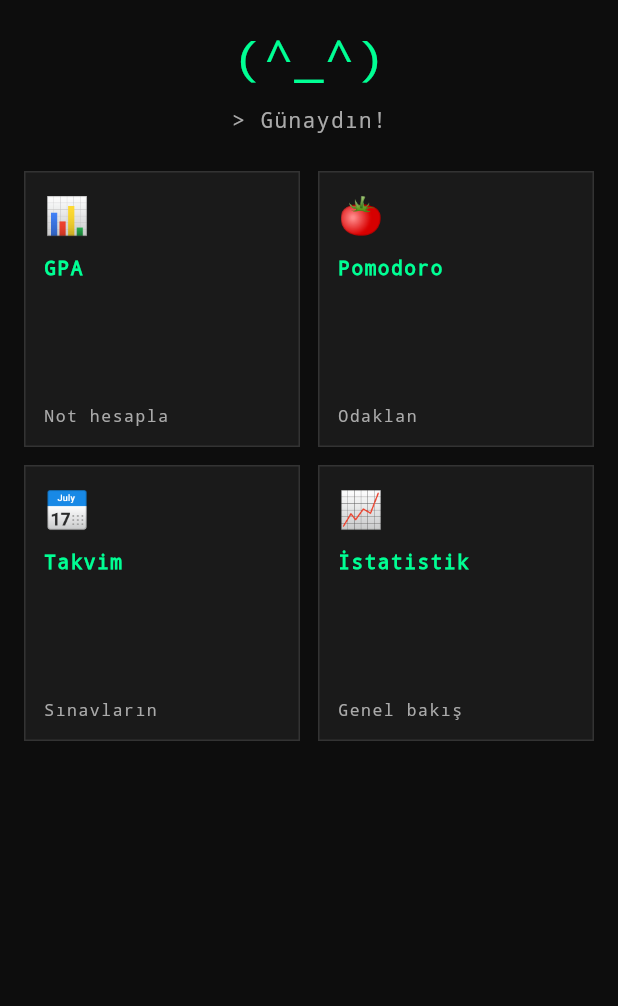
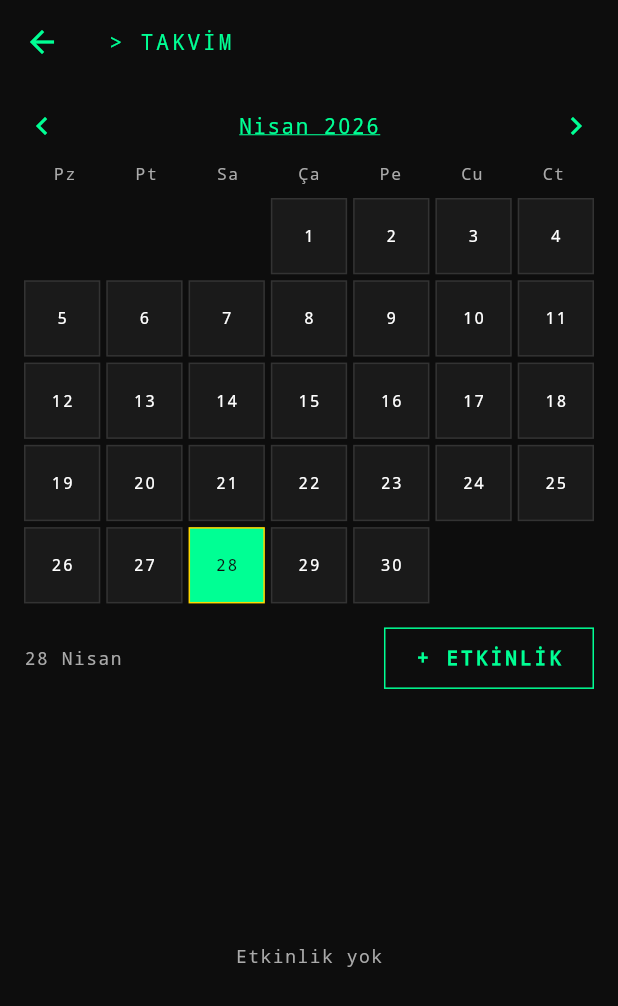
Before and after one commit to haktangur/UniApp, a Flutter app: the screen it shows after launch, after a tap on "Takvim", on a phone screen of 412 x 824 dp. Shown: the top 1006 px of the screen. Run offline on Flutter 3.47's test engine with Material 3 defaults, Android fonts, the phone set to English and light mode, and no system bars.

Commit message:
feat: detailed calendar added

```diff
--- /dev/null
+++ b/lib/screens/calendar_screen.dart
@@ -0,0 +1,477 @@
+import 'package:flutter/material.dart';
+import '../state/calendar_state.dart';
+import '../theme/pixel_theme.dart';
+import '../widgets/pixel_button.dart';
+
+enum CalendarView { day, month, year }
+
+class CalendarScreen extends StatefulWidget {
+  const CalendarScreen({super.key});
+
+  @override
+  State<CalendarScreen> createState() => _CalendarScreenState();
+}
+
+class _CalendarScreenState extends State<CalendarScreen> {
+  final CalendarState _state = CalendarState();
+  final _controller = TextEditingController();
+  late DateTime _viewMonth;
+  int _viewYear = DateTime.now().year;
+  CalendarView _view = CalendarView.day;
+
+  final List<String> _months = [
+    'Ocak',
+    'Şubat',
+    'Mart',
+    'Nisan',
+    'Mayıs',
+    'Haziran',
+    'Temmuz',
+    'Ağustos',
+    'Eylül',
+    'Ekim',
+    'Kasım',
+    'Aralık',
+  ];
+
+  @override
+  void initState() {
+    super.initState();
+    _viewMonth = DateTime(DateTime.now().year, DateTime.now().month);
+    _state.addListener(() => setState(() {}));
+  }
+
+  @override
+  void dispose() {
+    _state.dispose();
+    _controller.dispose();
+    super.dispose();
+  }
+
+  List<DateTime?> _buildDays() {
+    final first = DateTime(_viewMonth.year, _viewMonth.month, 1);
+    final last = DateTime(_viewMonth.year, _viewMonth.month + 1, 0);
+    final List<DateTime?> days = [];
+    for (int i = 0; i < first.weekday % 7; i++) {
+      days.add(null);
+    }
+    for (int i = 1; i <= last.day; i++) {
+      days.add(DateTime(_viewMonth.year, _viewMonth.month, i));
+    }
+    return days;
+  }
+
+  void _showAddEvent() {
+    _controller.clear();
+    showDialog(
+      context: context,
+      builder: (_) => AlertDialog(
+        backgroundColor: PixelTheme.cardBackground,
+        title: const Text(
+          'Etkinlik Ekle',
+          style: TextStyle(color: PixelTheme.primary, fontSize: 14),
+        ),
+        content: TextField(
+          controller: _controller,
+          autofocus: true,
+          style: const TextStyle(color: PixelTheme.textPrimary, fontSize: 13),
+          decoration: const InputDecoration(
+            hintText: 'Etkinlik adı',
+            hintStyle: TextStyle(color: PixelTheme.textSecondary),
+            enabledBorder: UnderlineInputBorder(
+              borderSide: BorderSide(color: PixelTheme.border),
+            ),
+            focusedBorder: UnderlineInputBorder(
+              borderSide: BorderSide(color: PixelTheme.primary),
+            ),
+          ),
+        ),
+        actions: [
+          TextButton(
+            onPressed: () => Navigator.pop(context),
+            child: const Text(
+              'İptal',
+              style: TextStyle(color: PixelTheme.textSecondary),
+            ),
+          ),
+          TextButton(
+            onPressed: () {
+              _state.addEvent(_state.selectedDay, _controller.text);
+              Navigator.pop(context);
+            },
+            child: const Text(
+              'Ekle',
+              style: TextStyle(color: PixelTheme.primary),
+            ),
+          ),
+        ],
+      ),
+    );
+  }
+
+  // ── GÖRÜNÜMLER ──────────────────────────────────────────
+
+  Widget _buildYearView() {
+    final now = DateTime.now();
+    final years = List.generate(21, (i) => now.year - 10 + i);
+
+    return Column(
+      children: [
+        const SizedBox(height: 8),
+        Expanded(
+          child: GridView.count(
+            crossAxisCount: 3,
+            mainAxisSpacing: 8,
+            crossAxisSpacing: 8,
+            childAspectRatio: 2,
+            children: years.map((y) {
+              final isSelected = y == _viewYear;
+              final isCurrent = y == now.year;
+              return GestureDetector(
+                onTap: () => setState(() {
+                  _viewYear = y;
+                  _view = CalendarView.month;
+                }),
+                child: Container(
+                  alignment: Alignment.center,
+                  decoration: BoxDecoration(
+                    color: isSelected
+                        ? PixelTheme.primary
+                        : PixelTheme.cardBackground,
+                    border: Border.all(
+                      color: isCurrent ? PixelTheme.accent : PixelTheme.border,
+                    ),
+                  ),
+                  child: Text(
+                    '$y',
+                    style: TextStyle(
+                      color: isSelected
+                          ? PixelTheme.background
+                          : isCurrent
+                          ? PixelTheme.accent
+                          : PixelTheme.textPrimary,
+                      fontSize: 13,
+                      fontWeight: isSelected
+                          ? FontWeight.bold
+                          : FontWeight.normal,
+                    ),
+                  ),
+                ),
+              );
+            }).toList(),
+          ),
+        ),
+      ],
+    );
+  }
+
+  Widget _buildMonthView() {
+    final now = DateTime.now();
+    return Column(
+      children: [
+        const SizedBox(height: 8),
+        Expanded(
+          child: GridView.count(
+            crossAxisCount: 3,
+            mainAxisSpacing: 8,
+            crossAxisSpacing: 8,
+            childAspectRatio: 2,
+            children: List.generate(12, (i) {
+              final isSelected =
+                  i + 1 == _viewMonth.month && _viewYear == _viewMonth.year;
+              final isCurrent = i + 1 == now.month && _viewYear == now.year;
+              return GestureDetector(
+                onTap: () => setState(() {
+                  _viewMonth = DateTime(_viewYear, i + 1);
+                  _view = CalendarView.day;
+                }),
+                child: Container(
+                  alignment: Alignment.center,
+                  decoration: BoxDecoration(
+                    color: isSelected
+                        ? PixelTheme.primary
+                        : PixelTheme.cardBackground,
+                    border: Border.all(
+                      color: isCurrent ? PixelTheme.accent : PixelTheme.border,
+                    ),
+                  ),
+                  child: Text(
+                    _months[i],
+                    style: TextStyle(
+                      color: isSelected
+                          ? PixelTheme.background
+                          : isCurrent
+                          ? PixelTheme.accent
+                          : PixelTheme.textPrimary,
+                      fontSize: 12,
+                    ),
+                  ),
+                ),
+              );
+            }),
+          ),
+        ),
+      ],
+    );
+  }
+
+  Widget _buildDayView() {
+    final days = _buildDays();
+    final events = _state.eventsFor(_state.selectedDay);
+
+    return Column(
+      children: [
+        // Gün başlıkları
+        Row(
+          children: ['Pz', 'Pt', 'Sa', 'Ça', 'Pe', 'Cu', 'Ct']
+              .map(
+                (d) => Expanded(
+                  child: Center(
+                    child: Text(
+                      d,
+                      style: const TextStyle(
+                        color: PixelTheme.textSecondary,
+                        fontSize: 11,
+                      ),
+                    ),
+                  ),
+                ),
+              )
+              .toList(),
+        ),
+        const SizedBox(height: 8),
+        // Takvim grid
+        GridView.builder(
+          shrinkWrap: true,
+          physics: const NeverScrollableScrollPhysics(),
+          gridDelegate: const SliverGridDelegateWithFixedCrossAxisCount(
+            crossAxisCount: 7,
+            mainAxisSpacing: 4,
+            crossAxisSpacing: 4,
+          ),
+          itemCount: days.length,
+          itemBuilder: (context, i) {
+            final day = days[i];
+            if (day == null) return const SizedBox();
+            final isSelected =
+                day.day == _state.selectedDay.day &&
+                day.month == _state.selectedDay.month &&
+                day.year == _state.selectedDay.year;
+            final isToday =
+                day.day == DateTime.now().day &&
+                day.month == DateTime.now().month &&
+                day.year == DateTime.now().year;
+            final hasEvent = _state.hasEvents(day);
+
+            return GestureDetector(
+              onTap: () => _state.selectDay(day),
+              child: Container(
+                decoration: BoxDecoration(
+                  color: isSelected
+                      ? PixelTheme.primary
+                      : PixelTheme.cardBackground,
+                  border: Border.all(
+                    color: isToday ? PixelTheme.accent : PixelTheme.border,
+                  ),
+                ),
+                child: Column(
+                  mainAxisAlignment: MainAxisAlignment.center,
+                  children: [
+                    Text(
+                      '${day.day}',
+                      style: TextStyle(
+                        color: isSelected
+                            ? PixelTheme.background
+                            : PixelTheme.textPrimary,
+                        fontSize: 11,
+                      ),
+                    ),
+                    if (hasEvent)
+                      Container(
+                        width: 4,
+                        height: 4,
+                        color: isSelected
+                            ? PixelTheme.background
+                            : PixelTheme.accent,
+                      ),
+                  ],
+                ),
+              ),
+            );
+          },
+        ),
+        const SizedBox(height: 16),
+        // Etkinlik başlığı
+        Row(
+          mainAxisAlignment: MainAxisAlignment.spaceBetween,
+          children: [
+            Text(
+              '${_state.selectedDay.day} ${_months[_state.selectedDay.month - 1]}',
+              style: const TextStyle(
+                color: PixelTheme.textSecondary,
+                fontSize: 12,
+              ),
+            ),
+            PixelButton(label: '+ ETKİNLİK', onTap: _showAddEvent),
+          ],
+        ),
+        const SizedBox(height: 8),
+        // Etkinlik listesi
+        Expanded(
+          child: events.isEmpty
+              ? const Center(
+                  child: Text(
+                    'Etkinlik yok',
+                    style: TextStyle(
+                      color: PixelTheme.textSecondary,
+                      fontSize: 12,
+                    ),
+                  ),
+                )
+              : ListView.builder(
+                  itemCount: events.length,
+                  itemBuilder: (context, i) => Container(
+                    margin: const EdgeInsets.only(bottom: 8),
+                    padding: const EdgeInsets.symmetric(
+                      horizontal: 12,
+                      vertical: 8,
+                    ),
+                    decoration: BoxDecoration(
+                      color: PixelTheme.cardBackground,
+                      border: Border.all(color: PixelTheme.border),
+                    ),
+                    child: Row(
+                      mainAxisAlignment: MainAxisAlignment.spaceBetween,
+                      children: [
+                        Text(
+                          events[i],
+                          style: const TextStyle(
+                            color: PixelTheme.textPrimary,
+                            fontSize: 13,
+                          ),
+                        ),
+                        GestureDetector(
+                          onTap: () =>
+                              _state.removeEvent(_state.selectedDay, i),
+                          child: const Icon(
+                            Icons.close,
+                            color: PixelTheme.danger,
+                            size: 14,
+                          ),
+                        ),
+                      ],
+                    ),
+                  ),
+                ),
+        ),
+      ],
+    );
+  }
+
+  // ── BAŞLIK ───────────────────────────────────────────────
+
+  Widget _buildHeader() {
+    String title;
+    if (_view == CalendarView.day) {
+      title = '${_months[_viewMonth.month - 1]} ${_viewMonth.year}';
+    } else if (_view == CalendarView.month) {
+      title = '${_viewYear}';
+    } else {
+      title = 'Yıl Seç';
+    }
+
+    return Row(
+      mainAxisAlignment: MainAxisAlignment.spaceBetween,
+      children: [
+        if (_view == CalendarView.day)
+          GestureDetector(
+            onTap: () => setState(
+              () =>
+                  _viewMonth = DateTime(_viewMonth.year, _viewMonth.month - 1),
+            ),
+            child: const Icon(Icons.chevron_left, color: PixelTheme.primary),
+          )
+        else
+          const SizedBox(width: 24),
+        GestureDetector(
+          onTap: () => setState(() {
+            if (_view == CalendarView.day) {
+              _viewYear = _viewMonth.year;
+              _view = CalendarView.month;
+            } else if (_view == CalendarView.month) {
+              _view = CalendarView.year;
+            }
+          }),
+          child: Text(
+            title,
+            style: const TextStyle(
+              color: PixelTheme.primary,
+              fontSize: 14,
+              letterSpacing: 1,
+              decoration: TextDecoration.underline,
+              decorationColor: PixelTheme.primary,
+            ),
+          ),
+        ),
+        if (_view == CalendarView.day)
+          GestureDetector(
+            onTap: () => setState(
+              () =>
+                  _viewMonth = DateTime(_viewMonth.year, _viewMonth.month + 1),
+            ),
+            child: const Icon(Icons.chevron_right, color: PixelTheme.primary),
+          )
+        else
+          const SizedBox(width: 24),
+      ],
+    );
+  }
+
+  @override
+  Widget build(BuildContext context) {
+    return Scaffold(
+      appBar: AppBar(
+        backgroundColor: PixelTheme.background,
+        elevation: 0,
+        leading: IconButton(
+          icon: const Icon(Icons.arrow_back, color: PixelTheme.primary),
+          onPressed: () {
+            if (_view != CalendarView.day) {
+              setState(
+                () => _view = _view == CalendarView.year
+                    ? CalendarView.month
+                    : CalendarView.day,
+              );
+            } else {
+              Navigator.pop(context);
+            }
+          },
+        ),
+        title: const Text(
+          '> TAKVİM',
+          style: TextStyle(
+            color: PixelTheme.primary,
+            letterSpacing: 2,
+            fontSize: 14,
+          ),
+        ),
+      ),
+      body: Padding(
+        padding: const EdgeInsets.all(16),
+        child: Column(
+          children: [
+            _buildHeader(),
+            const SizedBox(height: 12),
+            Expanded(
+              child: _view == CalendarView.day
+                  ? _buildDayView()
+                  : _view == CalendarView.month
+                  ? _buildMonthView()
+                  : _buildYearView(),
+            ),
+          ],
+        ),
+      ),
+    );
+  }
+}
--- a/lib/screens/dashboard_screen.dart
+++ b/lib/screens/dashboard_screen.dart
@@ -3,6 +3,7 @@ import '../widgets/pixel_card.dart';
 import '../widgets/mascot_widget.dart';
 import 'pomodoro_screen.dart';
 import 'gpa_screen.dart';
+import 'calendar_screen.dart';
 
 class DashboardScreen extends StatelessWidget {
   const DashboardScreen({super.key});
@@ -48,6 +49,13 @@ class DashboardScreen extends StatelessWidget {
                                 builder: (_) => const GpaScreen(),
                               ),
                             )
+                          : card['title'] == 'Takvim'
+                          ? () => Navigator.push(
+                              context,
+                              MaterialPageRoute(
+                                builder: (_) => const CalendarScreen(),
+                              ),
+                            )
                           : () {},
                     );
                   }).toList(),
--- /dev/null
+++ b/lib/state/calendar_state.dart
@@ -0,0 +1,28 @@
+import 'package:flutter/material.dart';
+
+class CalendarState extends ChangeNotifier {
+  DateTime selectedDay = DateTime.now();
+  final Map<String, List<String>> _events = {};
+
+  String _key(DateTime d) => '${d.year}-${d.month}-${d.day}';
+
+  List<String> eventsFor(DateTime d) => _events[_key(d)] ?? [];
+
+  void selectDay(DateTime d) {
+    selectedDay = d;
+    notifyListeners();
+  }
+
+  void addEvent(DateTime d, String title) {
+    if (title.trim().isEmpty) return;
+    _events.putIfAbsent(_key(d), () => []).add(title.trim());
+    notifyListeners();
+  }
+
+  void removeEvent(DateTime d, int index) {
+    _events[_key(d)]?.removeAt(index);
+    notifyListeners();
+  }
+
+  bool hasEvents(DateTime d) => eventsFor(d).isNotEmpty;
+}
```
